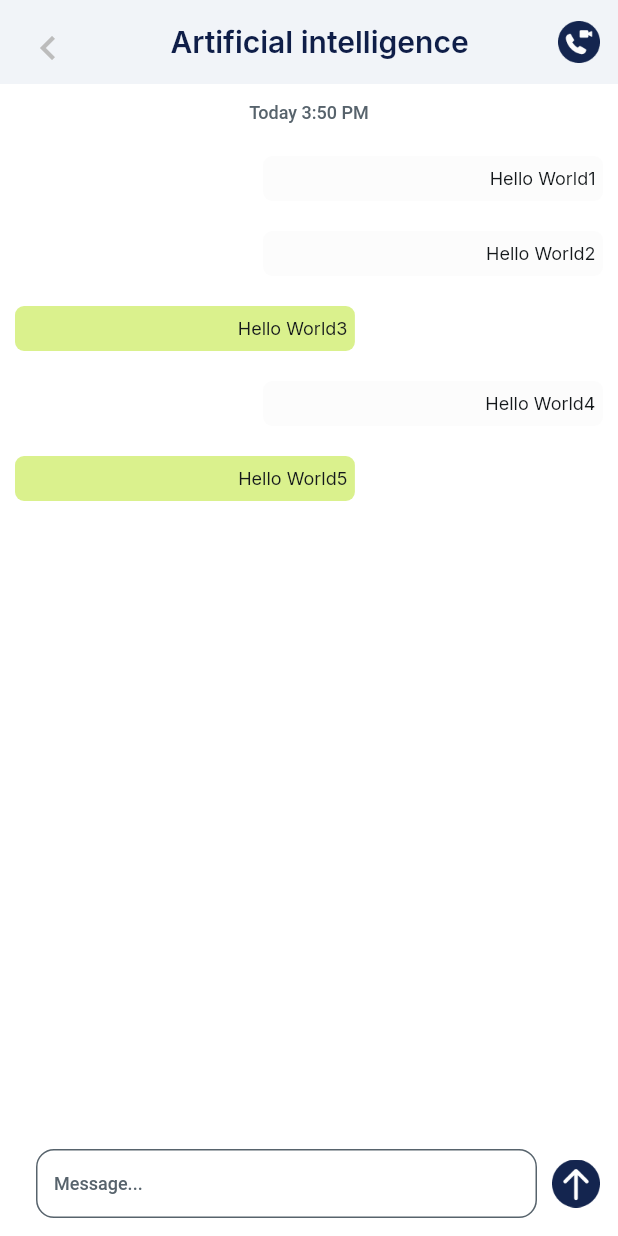
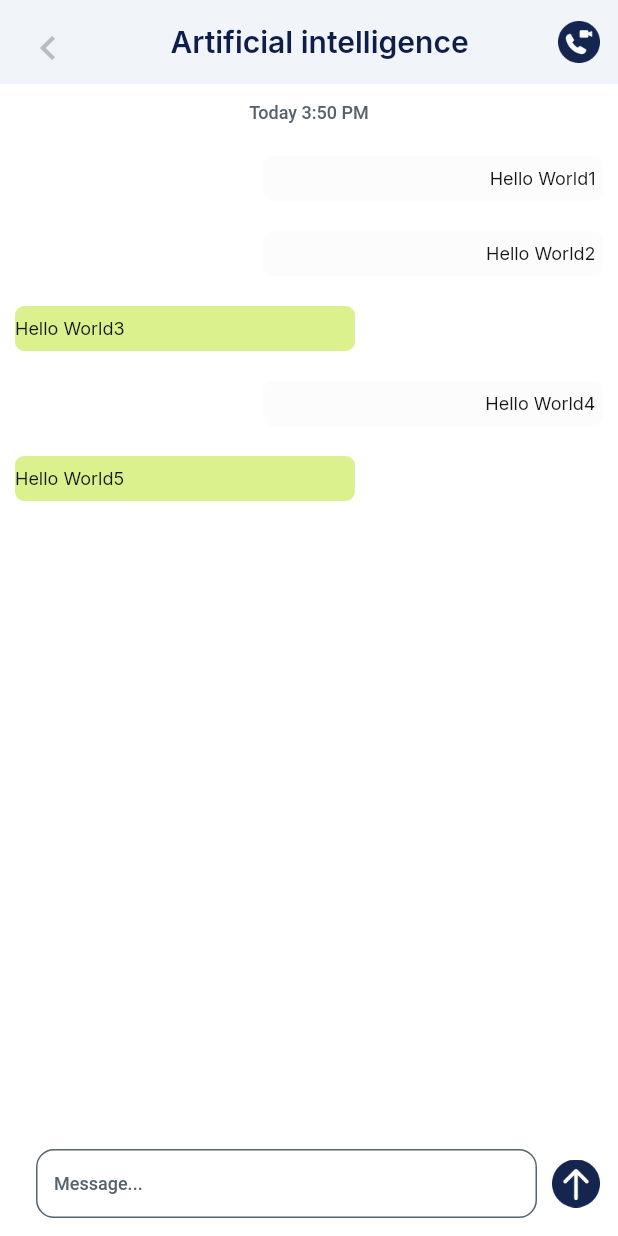
Before and after one commit to Lxymeteor/flutterflowDemo, a Flutter app: the ChatPageWidget screen opened by its route, on a phone screen of 412 x 824 dp. Run offline on Flutter 3.47's test engine with Material 3 defaults, Android fonts, the phone set to English and light mode, and no system bars; our stand-ins replace auto_size_text, cached_network_image, dropdown_button2, equatable, font_awesome_flutter, from_css_color and 6 more; missing offline and left inert: json_path, mime_type; accounts and stored records are empty; network calls fail; Roboto replaces fonts that are missing (Readex Pro).

Commit message:
Updating to latest FlutterFlow output.

```diff
--- a/lib/pages/chat_page/chat_page_widget.dart
+++ b/lib/pages/chat_page/chat_page_widget.dart
@@ -182,6 +182,8 @@ class _ChatPageWidgetState extends State<ChatPageWidget> {
                                         topRight: Radius.circular(6.0),
                                       ),
                                     ),
+                                    alignment: const AlignmentDirectional(0.0, 0.0),
+                                    child: Align(
                                       alignment: AlignmentDirectional(
                                           valueOrDefault<double>(
                                             chatListItem.sendUserId == 1
@@ -190,8 +192,6 @@ class _ChatPageWidgetState extends State<ChatPageWidget> {
                                             0.0,
                                           ),
                                           0.0),
-                                    child: Align(
-                                      alignment: const AlignmentDirectional(1.0, 0.0),
                                       child: Padding(
                                         padding: const EdgeInsetsDirectional.fromSTEB(
                                             0.0, 0.0, 5.0, 0.0),
```
Lines whose indentation alone changed are shown as unchanged.
